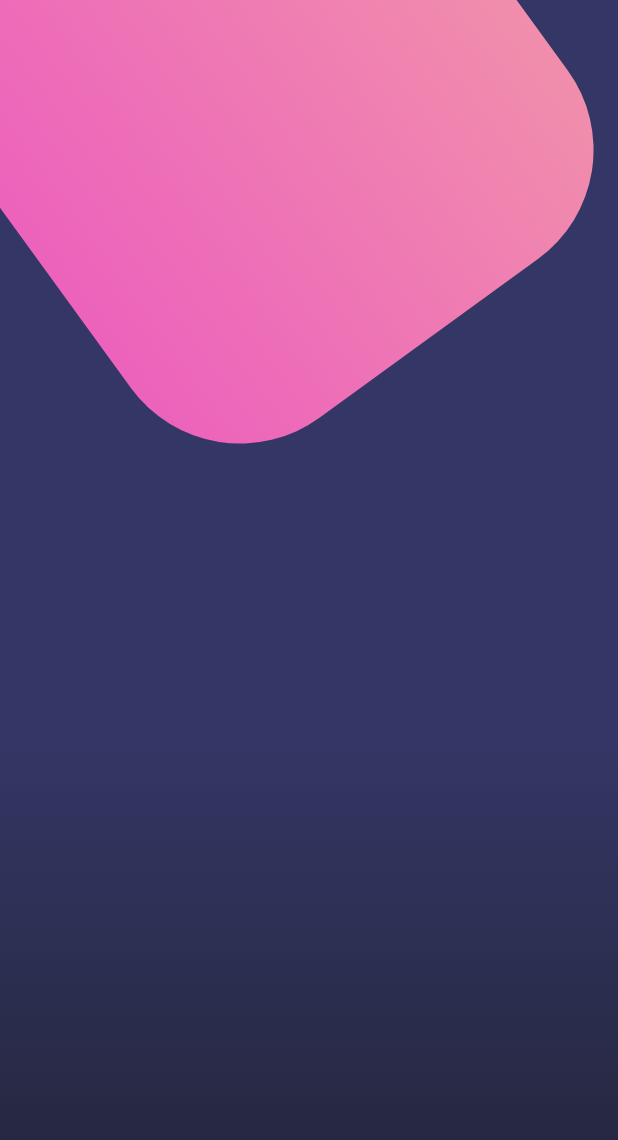
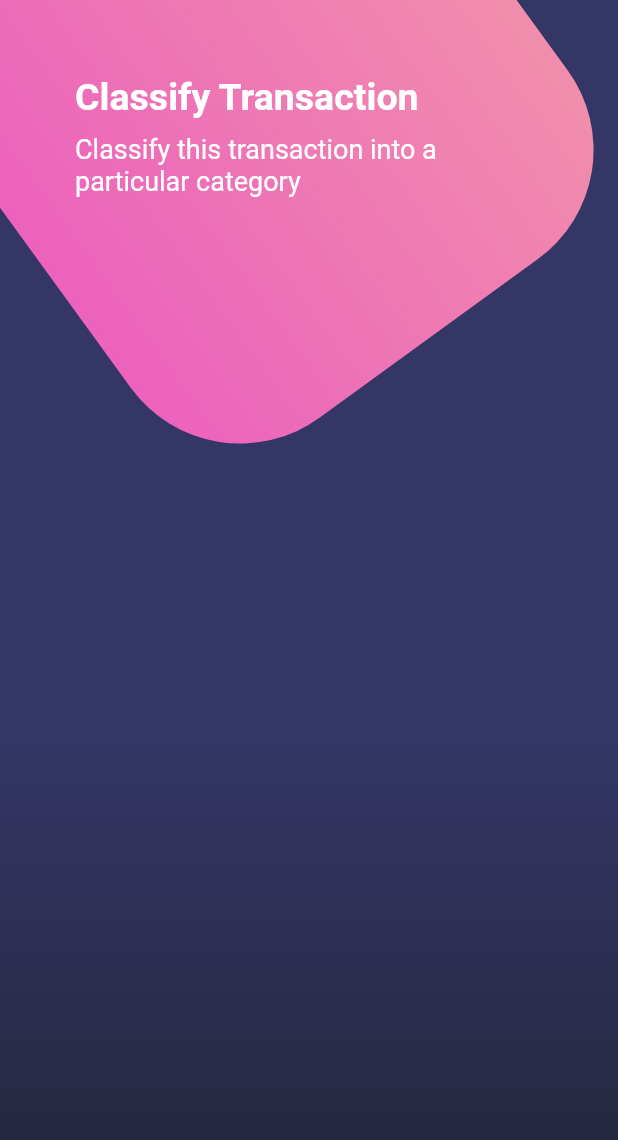
Before and after one commit to lskywolfll/Design-Flutter, a Flutter app: the screen it shows after launch, on a phone screen of 412 x 824 dp. Shown: the top 1140 px of the screen. Run offline on Flutter 3.47's test engine with Material 2 defaults, Android fonts, the phone set to English and light mode, and no system bars.

Commit message:
se hace una mejora visual del texto en el cuadrado rotado, se aplica hotfix para android para que se muestre el status bar de arriba como blanco

```diff
--- a/lib/main.dart
+++ b/lib/main.dart
@@ -1,13 +1,21 @@
+import 'dart:io';
+
 import 'package:disenos/src/pages/basico_page.dart';
 import 'package:disenos/src/pages/botones_page.dart';
 import 'package:disenos/src/pages/scroll_page.dart';
 import 'package:flutter/material.dart';
+import 'package:flutter/services.dart';
 
 void main() => runApp(MyApp());
 
 class MyApp extends StatelessWidget {
   @override
   Widget build(BuildContext context) {
+
+    SystemChrome.setSystemUIOverlayStyle( SystemUiOverlayStyle.light.copyWith(
+      statusBarColor: (Platform.isAndroid) ? Colors.transparent : Colors.white
+    ));
+
     return MaterialApp(
       debugShowCheckedModeBanner: false,
       title: 'Diseños',
--- a/lib/src/pages/botones_page.dart
+++ b/lib/src/pages/botones_page.dart
@@ -10,6 +10,27 @@ class BotonesPage extends StatelessWidget {
         child: Stack(
           children: <Widget>[
             _fondoApp(),
+            SingleChildScrollView(
+              child: Column(
+                children: [_titulos()],
+              ),
+            ),
+          ],
+        ),
+      ),
+    );
+  }
+
+  Widget _titulos() {
+    return SafeArea(
+      child: Container(
+        padding: EdgeInsets.all(50.0),
+        child: Column(
+          crossAxisAlignment: CrossAxisAlignment.start,
+          children: [
+            Text("Classify Transaction", style: TextStyle(color: Colors.white, fontSize: 25.0, fontWeight: FontWeight.bold)),
+            SizedBox(height: 10.0),
+            Text("Classify this transaction into a particular category",  style: TextStyle(color: Colors.white, fontSize: 18.0))
           ],
         ),
       ),
@@ -34,12 +55,10 @@ class BotonesPage extends StatelessWidget {
         width: 360.0,
         decoration: BoxDecoration(
             borderRadius: BorderRadius.circular(90.0),
-            gradient: LinearGradient(
-              colors: [
-                Color.fromRGBO(236, 98, 188, 1.0),
-                Color.fromRGBO(241, 142, 172, 1.0)
-              ]
-            )),
+            gradient: LinearGradient(colors: [
+              Color.fromRGBO(236, 98, 188, 1.0),
+              Color.fromRGBO(241, 142, 172, 1.0)
+            ])),
       ),
     );
 
```
